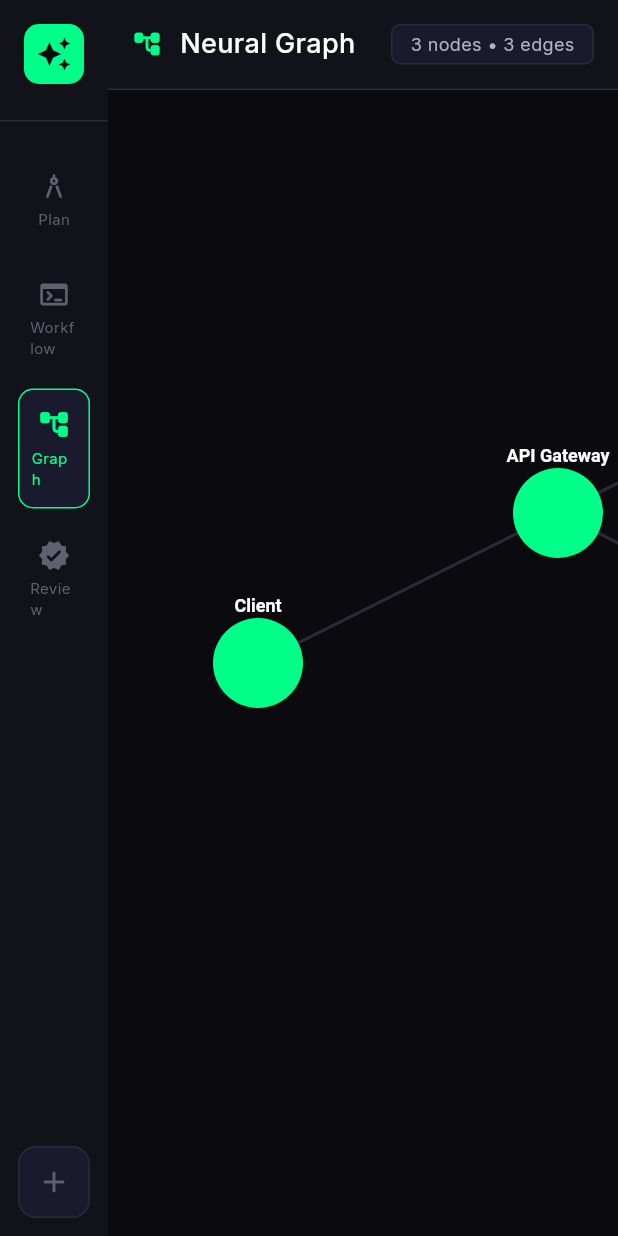
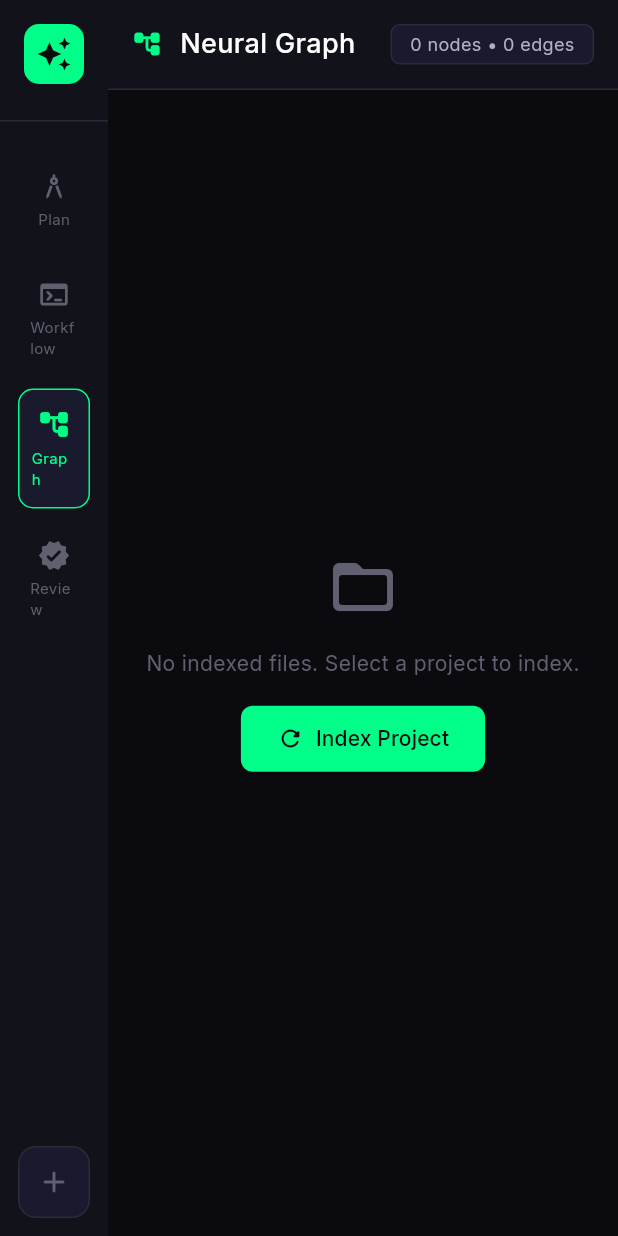
Before and after one commit to AbduljabbarBXR/heides-lens, a Flutter app: the screen it shows after launch, after a tap on "Workflow", after a tap on "Graph", on a phone screen of 412 x 824 dp. Run offline on Flutter 3.47's test engine with Material 3 defaults, Android fonts, the light colour scheme and no system bars; our stand-ins replace flutter_riverpod, google_fonts, sqflite; missing offline and left inert: window_manager; accounts and stored records are empty.

Commit message:
feat: wire indexing engine into Graph mode and Plan mode project creation
- Graph mode now shows real indexed files from SQLite database
- Plan mode has Create Project button with scaffold-based structure generation
- Indexing provider for Riverpod state management
- Auto-index triggered when project selected in AppShell
- All tests pass, flutter analyze clean

```diff
--- a/mobile/lib/core/app_shell.dart
+++ b/mobile/lib/core/app_shell.dart
@@ -3,6 +3,7 @@ import 'package:flutter_riverpod/flutter_riverpod.dart';
 import 'package:spikey/shared/themes/app_colors.dart';
 import 'package:spikey/core/providers/navigation_provider.dart';
 import 'package:spikey/core/providers/project_provider.dart';
+import 'package:spikey/core/providers/indexing_provider.dart';
 import 'package:spikey/features/plan/presentation/screens/plan_screen.dart';
 import 'package:spikey/features/workflow/presentation/screens/workflow_screen.dart';
 import 'package:spikey/features/graph/presentation/screens/graph_screen.dart';
@@ -128,6 +129,7 @@ class AppShell extends ConsumerWidget {
                   subtitle: Text(p.path, style: const TextStyle(color: AppColors.textMuted, fontSize: 12)),
                   onTap: () {
                     ref.read(projectProvider.notifier).setActiveProject(p);
+                    ref.invalidate(indexedFilesProvider);
                     Navigator.pop(context);
                   },
                 ),
--- a/mobile/lib/features/graph/presentation/screens/graph_screen.dart
+++ b/mobile/lib/features/graph/presentation/screens/graph_screen.dart
@@ -1,12 +1,19 @@
 import 'package:flutter/material.dart';
 import 'package:flutter_riverpod/flutter_riverpod.dart';
+import 'package:path/path.dart' as p;
 import 'package:spikey/shared/themes/app_colors.dart';
+import 'package:spikey/core/providers/indexing_provider.dart';
+import 'package:spikey/core/providers/project_provider.dart';
+import 'package:spikey/data/services/indexing_engine.dart';
 
 class GraphScreen extends ConsumerWidget {
   const GraphScreen({super.key});
 
   @override
   Widget build(BuildContext context, WidgetRef ref) {
+    final projectState = ref.watch(projectProvider);
+    final filesAsync = ref.watch(indexedFilesProvider);
+
     return Scaffold(
       backgroundColor: AppColors.background,
       body: Column(
@@ -24,27 +31,70 @@ class GraphScreen extends ConsumerWidget {
                 const SizedBox(width: 12),
                 Text('Neural Graph', style: AppTextStyles.h3),
                 const Spacer(),
-                Container(
+                filesAsync.when(
+                  data: (files) {
+                    final edgeCount = files.length > 1 ? files.length - 1 : 0;
+                    return Container(
                       padding: const EdgeInsets.symmetric(horizontal: 12, vertical: 4),
                       decoration: BoxDecoration(
                         color: AppColors.surfaceHover,
                         borderRadius: BorderRadius.circular(6),
                         border: Border.all(color: AppColors.border),
                       ),
-                  child: const Text('3 nodes • 3 edges', style: TextStyle(color: AppColors.textSecondary, fontSize: 12)),
+                      child: Text('${files.length} nodes • $edgeCount edges', style: const TextStyle(color: AppColors.textSecondary, fontSize: 12)),
+                    );
+                  },
+                  loading: () => const SizedBox(width: 16, height: 16, child: CircularProgressIndicator(strokeWidth: 2, color: AppColors.primary)),
+                  error: (_, __) => const Icon(Icons.error_rounded, size: 16, color: AppColors.error),
                 ),
               ],
             ),
           ),
           // Graph view
           Expanded(
-            child: Center(
-              child: InteractiveViewer(
+            child: filesAsync.when(
+              data: (files) {
+                if (files.isEmpty) {
+                  return Center(
+                    child: Column(
+                      mainAxisAlignment: MainAxisAlignment.center,
+                      children: [
+                        Icon(Icons.folder_open_rounded, size: 48, color: AppColors.textMuted),
+                        const SizedBox(height: 16),
+                        Text('No indexed files. Select a project to index.', style: AppTextStyles.body.copyWith(color: AppColors.textMuted)),
+                        const SizedBox(height: 16),
+                        ElevatedButton.icon(
+                          onPressed: () async {
+                            if (projectState.activeProject != null) {
+                              final engine = ref.read(indexingEngineProvider);
+                              await engine.indexProject(projectState.activeProject!.path);
+                              ref.invalidate(indexedFilesProvider);
+                            }
+                          },
+                          icon: const Icon(Icons.refresh_rounded, size: 18),
+                          label: const Text('Index Project'),
+                        ),
+                      ],
+                    ),
+                  );
+                }
+                return InteractiveViewer(
                   minScale: 0.5,
                   maxScale: 4,
                   child: CustomPaint(
-                  size: const Size(800, 600),
-                  painter: NeuralGraphPainter(),
+                    size: Size(files.length * 120.0 + 200, 600),
+                    painter: IndexedGraphPainter(files: files),
+                  ),
+                );
+              },
+              loading: () => const Center(child: CircularProgressIndicator(color: AppColors.primary)),
+              error: (error, _) => Center(
+                child: Column(
+                  children: [
+                    const Icon(Icons.error_rounded, size: 48, color: AppColors.error),
+                    const SizedBox(height: 16),
+                    Text('Error loading graph: $error', style: AppTextStyles.body.copyWith(color: AppColors.textMuted)),
+                  ],
                 ),
               ),
             ),
@@ -55,7 +105,11 @@ class GraphScreen extends ConsumerWidget {
   }
 }
 
-class NeuralGraphPainter extends CustomPainter {
+class IndexedGraphPainter extends CustomPainter {
+  final List<IndexedFile> files;
+
+  IndexedGraphPainter({required this.files});
+
   @override
   void paint(Canvas canvas, Size size) {
     final nodePaint = Paint()..color = AppColors.primary;
@@ -65,52 +119,33 @@ class NeuralGraphPainter extends CustomPainter {
       ..style = PaintingStyle.stroke;
     final textPainter = TextPainter(textDirection: TextDirection.ltr);
 
-    // Sample nodes
-    final nodes = [
-      _GraphNode('Client', const Offset(100, 300)),
-      _GraphNode('API Gateway', const Offset(300, 200)),
-      _GraphNode('User Service', const Offset(500, 100)),
-      _GraphNode('Order Service', const Offset(500, 300)),
-      _GraphNode('Database', const Offset(700, 200)),
-    ];
+    final nodePositions = <String, Offset>{};
+    final spacing = 120.0;
+    final startX = 100.0;
+    final startY = 100.0;
 
-    // Sample edges
-    final edges = [
-      _GraphEdge(nodes[0], nodes[1]),
-      _GraphEdge(nodes[1], nodes[2]),
-      _GraphEdge(nodes[1], nodes[3]),
-      _GraphEdge(nodes[2], nodes[4]),
-      _GraphEdge(nodes[3], nodes[4]),
-    ];
+    for (var i = 0; i < files.length; i++) {
+      final file = files[i];
+      final x = startX + (i % 5) * spacing;
+      final y = startY + (i ~/ 5) * spacing;
+      final pos = Offset(x, y);
+      nodePositions[file.path] = pos;
 
-    // Draw edges
-    for (final edge in edges) {
-      canvas.drawLine(edge.from.position, edge.to.position, edgePaint);
+      canvas.drawCircle(pos, 20, nodePaint);
+      final label = p.basename(file.path);
+      textPainter.text = TextSpan(text: label, style: const TextStyle(color: AppColors.textPrimary, fontSize: 10, fontWeight: FontWeight.w600));
+      textPainter.layout();
+      textPainter.paint(canvas, pos - Offset(textPainter.width / 2, 35));
     }
 
-    // Draw nodes
-    for (final node in nodes) {
-      canvas.drawCircle(node.position, 30, nodePaint);
-      textPainter.text = TextSpan(text: node.label, style: const TextStyle(color: AppColors.textPrimary, fontSize: 12, fontWeight: FontWeight.w600));
-      textPainter.layout();
-      textPainter.paint(canvas, node.position - Offset(textPainter.width / 2, 45));
+    // Draw edges between sequential files for visual effect
+    for (var i = 0; i < files.length - 1; i++) {
+      final from = nodePositions[files[i].path]!;
+      final to = nodePositions[files[i + 1].path]!;
+      canvas.drawLine(from, to, edgePaint);
     }
   }
 
   @override
-  bool shouldRepaint(covariant CustomPainter oldDelegate) => false;
+  bool shouldRepaint(covariant CustomPainter oldDelegate) => true;
 }
-
-class _GraphNode {
-  final String label;
-  final Offset position;
-
-  _GraphNode(this.label, this.position);
-}
-
-class _GraphEdge {
-  final _GraphNode from;
-  final _GraphNode to;
-
-  _GraphEdge(this.from, this.to);
-}
--- a/mobile/lib/features/plan/presentation/screens/plan_screen.dart
+++ b/mobile/lib/features/plan/presentation/screens/plan_screen.dart
@@ -28,6 +28,30 @@ class _PlanScreenState extends ConsumerState<PlanScreen> {
         _isGenerating = false;
       });
     });
+  }
+
+  void _createProject(BuildContext context) {
+    if (_scaffold == null) return;
+    showDialog(
+      context: context,
+      builder: (context) => AlertDialog(
+        backgroundColor: AppColors.surface,
+        title: const Text('Create Project', style: TextStyle(color: AppColors.textPrimary)),
+        content: const Text('Project structure will be generated from the architecture scaffold. This is a demo — file creation will be implemented next.', style: TextStyle(color: AppColors.textSecondary)),
+        actions: [
+          TextButton(onPressed: () => Navigator.pop(context), child: const Text('Cancel')),
+          ElevatedButton(
+            onPressed: () {
+              Navigator.pop(context);
+              ScaffoldMessenger.of(context).showSnackBar(
+                const SnackBar(content: Text('Project creation coming in next step'), backgroundColor: AppColors.surface),
+              );
+            },
+            child: const Text('Create'),
+          ),
+        ],
+      ),
+    );
   }
 
   @override
@@ -96,15 +120,15 @@ class _PlanScreenState extends ConsumerState<PlanScreen> {
                     child: Row(
                       children: [
                         ElevatedButton.icon(
-                          onPressed: () {},
-                          icon: const Icon(Icons.download_rounded, size: 18),
-                          label: const Text('Export'),
+                          onPressed: () => _createProject(context),
+                          icon: const Icon(Icons.create_new_folder_rounded, size: 18),
+                          label: const Text('Create Project'),
                         ),
                         const SizedBox(width: 12),
                         OutlinedButton.icon(
                           onPressed: () {},
-                          icon: const Icon(Icons.code_rounded, size: 18),
-                          label: const Text('Generate Code'),
+                          icon: const Icon(Icons.download_rounded, size: 18),
+                          label: const Text('Export'),
                         ),
                         const SizedBox(width: 12),
                         OutlinedButton.icon(
```
Also changed, not shown: mobile/lib/core/providers/indexing_provider.dart (added, +11 -0 lines). Lines whose indentation alone changed are shown as unchanged.
